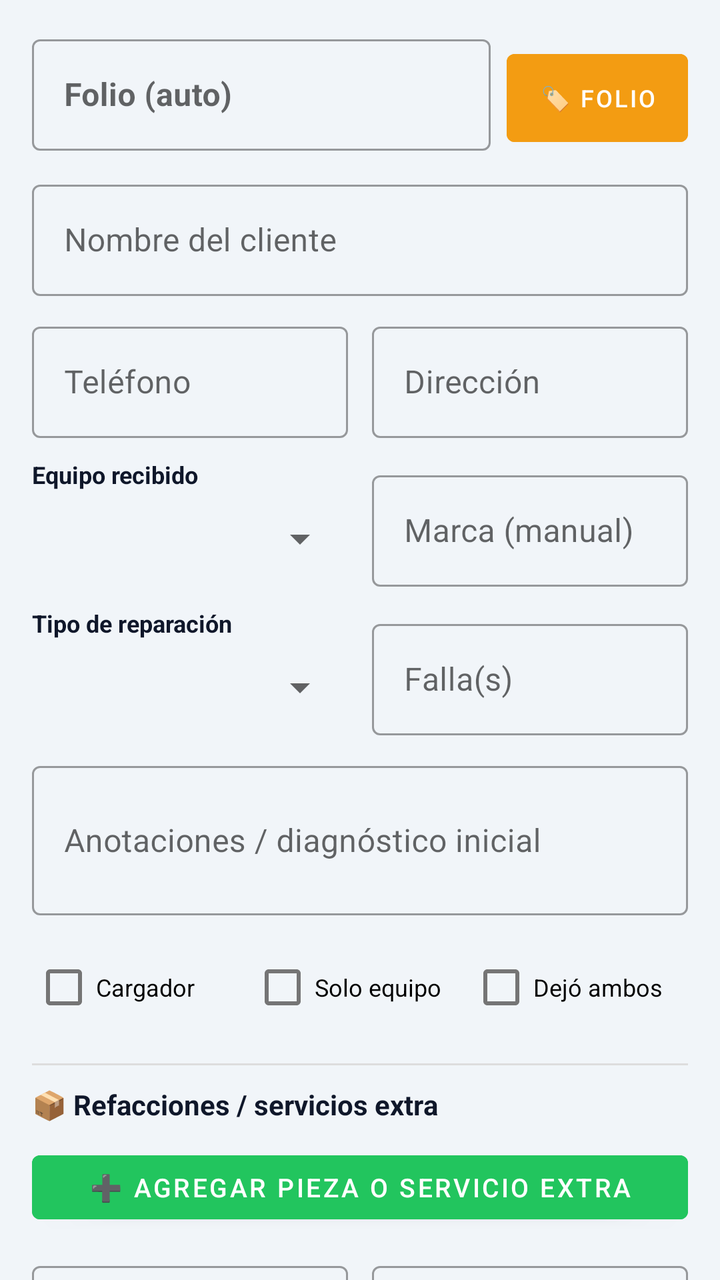
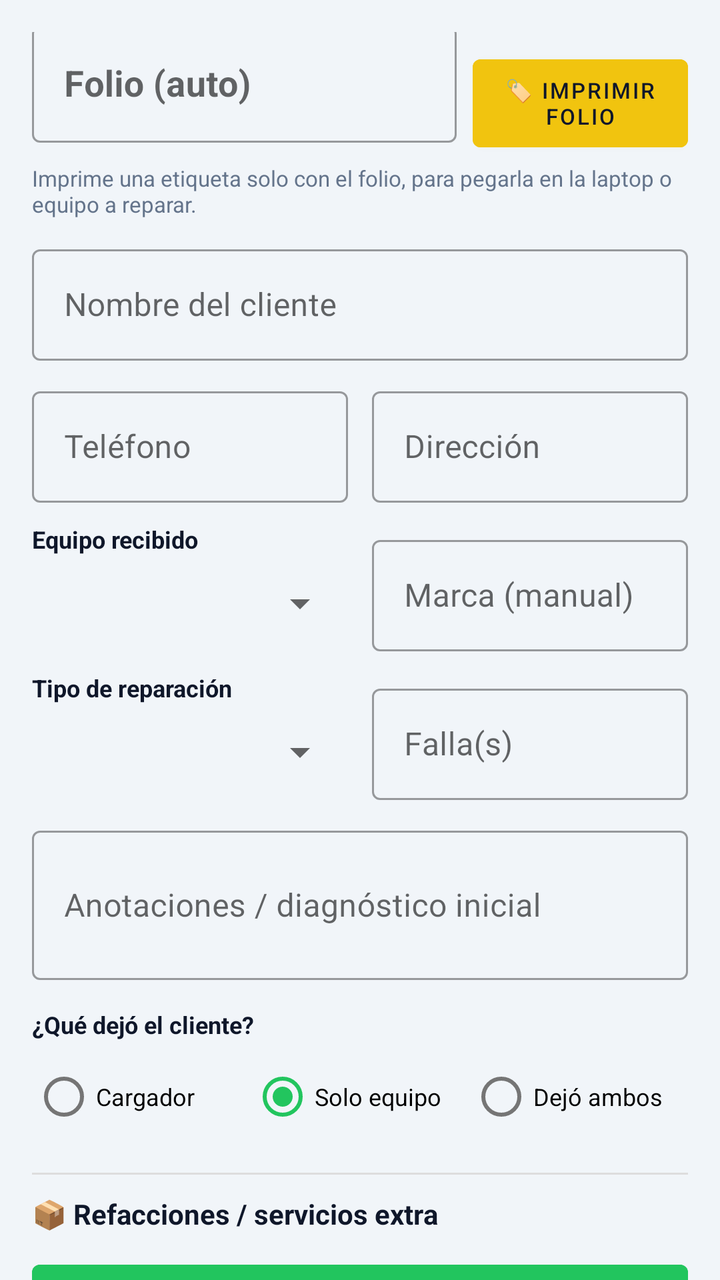

An Android layout rendered at two revisions. The XML below is the earlier revision; the diff shows what the commit changed to produce the second picture.
<!-- AndroidManifest.xml: application theme Theme.NotaRemision -->
<!-- res/layout/fragment_nuevo.xml -->
<?xml version="1.0" encoding="utf-8"?>
<androidx.core.widget.NestedScrollView xmlns:android="http://schemas.android.com/apk/res/android"
    xmlns:app="http://schemas.android.com/apk/res-auto"
    android:layout_width="match_parent"
    android:layout_height="match_parent"
    android:background="@color/gris_claro">

    <LinearLayout
        android:layout_width="match_parent"
        android:layout_height="wrap_content"
        android:orientation="vertical"
        android:padding="16dp">

        <TextView
            android:id="@+id/textAlerta"
            android:layout_width="match_parent"
            android:layout_height="wrap_content"
            android:layout_marginBottom="8dp"
            android:padding="10dp"
            android:textAlignment="center"
            android:visibility="gone" />

        
        <LinearLayout
            android:layout_width="match_parent"
            android:layout_height="wrap_content"
            android:orientation="horizontal"
            android:gravity="bottom">

            <com.google.android.material.textfield.TextInputLayout
                style="@style/Widget.MaterialComponents.TextInputLayout.OutlinedBox"
                android:layout_width="0dp"
                android:layout_height="wrap_content"
                android:layout_weight="1"
                android:hint="Folio (auto)">
                <com.google.android.material.textfield.TextInputEditText
                    android:id="@+id/inputFolio"
                    android:layout_width="match_parent"
                    android:layout_height="wrap_content"
                    android:focusable="false"
                    android:textStyle="bold"
                    android:textColor="#E67E22" />
            </com.google.android.material.textfield.TextInputLayout>

            <Button
                android:id="@+id/btnImprimirFolio"
                android:layout_width="wrap_content"
                android:layout_height="56dp"
                android:layout_marginStart="8dp"
                android:backgroundTint="#F39C12"
                android:text="🏷️ Folio"
                android:textSize="12sp" />
        </LinearLayout>

        <com.google.android.material.textfield.TextInputLayout
            style="@style/Widget.MaterialComponents.TextInputLayout.OutlinedBox"
            android:layout_width="match_parent"
            android:layout_height="wrap_content"
            android:layout_marginTop="10dp"
            android:hint="Nombre del cliente">
            <com.google.android.material.textfield.TextInputEditText
                android:id="@+id/inputCliente"
                android:layout_width="match_parent"
                android:layout_height="wrap_content" />
        </com.google.android.material.textfield.TextInputLayout>

        <LinearLayout
            android:layout_width="match_parent"
            android:layout_height="wrap_content"
            android:orientation="horizontal"
            android:layout_marginTop="10dp">

            <com.google.android.material.textfield.TextInputLayout
                style="@style/Widget.MaterialComponents.TextInputLayout.OutlinedBox"
                android:layout_width="0dp"
                android:layout_height="wrap_content"
                android:layout_weight="1"
                android:layout_marginEnd="6dp"
                android:hint="Teléfono">
                <com.google.android.material.textfield.TextInputEditText
                    android:id="@+id/inputTelefono"
                    android:layout_width="match_parent"
                    android:layout_height="wrap_content"
                    android:inputType="phone" />
            </com.google.android.material.textfield.TextInputLayout>

            <com.google.android.material.textfield.TextInputLayout
                style="@style/Widget.MaterialComponents.TextInputLayout.OutlinedBox"
                android:layout_width="0dp"
                android:layout_height="wrap_content"
                android:layout_weight="1"
                android:layout_marginStart="6dp"
                android:hint="Dirección">
                <com.google.android.material.textfield.TextInputEditText
                    android:id="@+id/inputDireccion"
                    android:layout_width="match_parent"
                    android:layout_height="wrap_content" />
            </com.google.android.material.textfield.TextInputLayout>
        </LinearLayout>

        <LinearLayout
            android:layout_width="match_parent"
            android:layout_height="wrap_content"
            android:orientation="horizontal"
            android:layout_marginTop="10dp">

            <LinearLayout
                android:layout_width="0dp"
                android:layout_height="wrap_content"
                android:layout_weight="1"
                android:layout_marginEnd="6dp"
                android:orientation="vertical">
                <TextView android:layout_width="wrap_content" android:layout_height="wrap_content"
                    android:text="Equipo recibido" android:textSize="12sp" android:textStyle="bold" android:textColor="@color/fondo" />
                <Spinner android:id="@+id/spinnerEquipo" android:layout_width="match_parent" android:layout_height="48dp" />
            </LinearLayout>

            <com.google.android.material.textfield.TextInputLayout
                style="@style/Widget.MaterialComponents.TextInputLayout.OutlinedBox"
                android:layout_width="0dp"
                android:layout_height="wrap_content"
                android:layout_weight="1"
                android:layout_marginStart="6dp"
                android:layout_gravity="bottom"
                android:hint="Marca (manual)">
                <com.google.android.material.textfield.TextInputEditText
                    android:id="@+id/inputMarca"
                    android:layout_width="match_parent"
                    android:layout_height="wrap_content" />
            </com.google.android.material.textfield.TextInputLayout>
        </LinearLayout>

        <LinearLayout
            android:layout_width="match_parent"
            android:layout_height="wrap_content"
            android:orientation="horizontal"
            android:layout_marginTop="10dp">

            <LinearLayout
                android:layout_width="0dp"
                android:layout_height="wrap_content"
                android:layout_weight="1"
                android:layout_marginEnd="6dp"
                android:orientation="vertical">
                <TextView android:layout_width="wrap_content" android:layout_height="wrap_content"
                    android:text="Tipo de reparación" android:textSize="12sp" android:textStyle="bold" android:textColor="@color/fondo" />
                <Spinner android:id="@+id/spinnerTipoServicio" android:layout_width="match_parent" android:layout_height="48dp" />
            </LinearLayout>

            <com.google.android.material.textfield.TextInputLayout
                style="@style/Widget.MaterialComponents.TextInputLayout.OutlinedBox"
                android:layout_width="0dp"
                android:layout_height="wrap_content"
                android:layout_weight="1"
                android:layout_marginStart="6dp"
                android:layout_gravity="bottom"
                android:hint="Falla(s)">
                <com.google.android.material.textfield.TextInputEditText
                    android:id="@+id/inputFallas"
                    android:layout_width="match_parent"
                    android:layout_height="wrap_content" />
            </com.google.android.material.textfield.TextInputLayout>
        </LinearLayout>

        <com.google.android.material.textfield.TextInputLayout
            style="@style/Widget.MaterialComponents.TextInputLayout.OutlinedBox"
            android:layout_width="match_parent"
            android:layout_height="wrap_content"
            android:layout_marginTop="10dp"
            android:hint="Anotaciones / diagnóstico inicial">
            <com.google.android.material.textfield.TextInputEditText
                android:id="@+id/inputAnotaciones"
                android:layout_width="match_parent"
                android:layout_height="wrap_content"
                android:inputType="textMultiLine"
                android:minLines="2" />
        </com.google.android.material.textfield.TextInputLayout>

        <LinearLayout
            android:layout_width="match_parent"
            android:layout_height="wrap_content"
            android:layout_marginTop="12dp"
            android:orientation="horizontal">

            <CheckBox android:id="@+id/checkCargador" android:layout_width="0dp" android:layout_weight="1" android:layout_height="wrap_content" android:text="Cargador" android:textSize="12sp" />
            <CheckBox android:id="@+id/checkSoloEquipo" android:layout_width="0dp" android:layout_weight="1" android:layout_height="wrap_content" android:text="Solo equipo" android:textSize="12sp" />
            <CheckBox android:id="@+id/checkAmbos" android:layout_width="0dp" android:layout_weight="1" android:layout_height="wrap_content" android:text="Dejó ambos" android:textSize="12sp" />
        </LinearLayout>

        
        <View android:layout_width="match_parent" android:layout_height="1dp" android:background="#DDDDDD" android:layout_marginTop="14dp" />
        <TextView
            android:layout_width="wrap_content"
            android:layout_height="wrap_content"
            android:layout_marginTop="10dp"
            android:text="📦 Refacciones / servicios extra"
            android:textColor="@color/fondo"
            android:textStyle="bold" />

        <LinearLayout
            android:id="@+id/contenedorRefacciones"
            android:layout_width="match_parent"
            android:layout_height="wrap_content"
            android:orientation="vertical"
            android:layout_marginTop="6dp" />

        <Button
            android:id="@+id/btnAgregarRefaccion"
            android:layout_width="match_parent"
            android:layout_height="44dp"
            android:layout_marginTop="4dp"
            android:backgroundTint="@color/acento"
            android:text="➕ Agregar pieza o servicio extra"
            android:textSize="13sp" />

        <LinearLayout
            android:layout_width="match_parent"
            android:layout_height="wrap_content"
            android:orientation="horizontal"
            android:layout_marginTop="12dp">

            <com.google.android.material.textfield.TextInputLayout
                style="@style/Widget.MaterialComponents.TextInputLayout.OutlinedBox"
                android:layout_width="0dp"
                android:layout_height="wrap_content"
                android:layout_weight="1"
                android:layout_marginEnd="6dp"
                android:hint="Anticipo ($)">
                <com.google.android.material.textfield.TextInputEditText
                    android:id="@+id/inputAnticipo"
                    android:layout_width="match_parent"
                    android:layout_height="wrap_content"
                    android:inputType="numberDecimal" />
            </com.google.android.material.textfield.TextInputLayout>

            <com.google.android.material.textfield.TextInputLayout
                style="@style/Widget.MaterialComponents.TextInputLayout.OutlinedBox"
                android:layout_width="0dp"
                android:layout_height="wrap_content"
                android:layout_weight="1"
                android:layout_marginStart="6dp"
                android:hint="Precio total final ($)">
                <com.google.android.material.textfield.TextInputEditText
                    android:id="@+id/inputPrecioTotal"
                    android:layout_width="match_parent"
                    android:layout_height="wrap_content"
                    android:inputType="numberDecimal"
                    android:textStyle="bold" />
            </com.google.android.material.textfield.TextInputLayout>
        </LinearLayout>

        <TextView
            android:id="@+id/textAyudaTotal"
            android:layout_width="match_parent"
            android:layout_height="wrap_content"
            android:text="El total se sugiere automáticamente (refacciones + anticipo), pero puedes editarlo libremente."
            android:textColor="@color/gris_texto"
            android:textSize="11sp" />

        
        <View android:layout_width="match_parent" android:layout_height="1dp" android:background="#DDDDDD" android:layout_marginTop="14dp" />
        <TextView
            android:layout_width="wrap_content"
            android:layout_height="wrap_content"
            android:layout_marginTop="10dp"
            android:text="📸 Fotos del equipo"
            android:textColor="@color/fondo"
            android:textStyle="bold" />

        <LinearLayout
            android:layout_width="match_parent"
            android:layout_height="wrap_content"
            android:orientation="horizontal"
            android:layout_marginTop="6dp">

            <Button
                android:id="@+id/btnTomarFoto"
                android:layout_width="0dp"
                android:layout_weight="1"
                android:layout_height="44dp"
                android:layout_marginEnd="6dp"
                android:backgroundTint="@color/primario"
                android:text="📷 Cámara"
                android:textSize="12sp" />

            <Button
                android:id="@+id/btnElegirGaleria"
                android:layout_width="0dp"
                android:layout_weight="1"
                android:layout_height="44dp"
                android:layout_marginStart="6dp"
                android:backgroundTint="@color/gris_texto"
                android:text="🖼️ Galería"
                android:textSize="12sp" />
        </LinearLayout>

        <HorizontalScrollView
            android:layout_width="match_parent"
            android:layout_height="wrap_content"
            android:layout_marginTop="8dp">
            <LinearLayout
                android:id="@+id/contenedorFotos"
                android:layout_width="wrap_content"
                android:layout_height="wrap_content"
                android:orientation="horizontal" />
        </HorizontalScrollView>

        
        <Button
            android:id="@+id/btnGuardar"
            android:layout_width="match_parent"
            android:layout_height="52dp"
            android:layout_marginTop="20dp"
            android:backgroundTint="@color/primario"
            android:text="📤 GUARDAR EN FIREBASE" />

        <Button
            android:id="@+id/btnVistaPrevia"
            android:layout_width="match_parent"
            android:layout_height="48dp"
            android:layout_marginTop="8dp"
            android:backgroundTint="#F39C12"
            android:text="👁️ VISTA PREVIA TICKET" />

        <Button
            android:id="@+id/btnImprimir"
            android:layout_width="match_parent"
            android:layout_height="48dp"
            android:layout_marginTop="8dp"
            android:layout_marginBottom="24dp"
            android:backgroundTint="@color/acento"
            android:text="🖨️ IMPRIMIR TICKET" />

    </LinearLayout>
</androidx.core.widget.NestedScrollView>
<!-- resources referenced by this layout -->
<resources>
  <color name="acento">#22C55E</color>
  <color name="fondo">#0F172A</color>
  <color name="gris_claro">#F1F5F9</color>
  <color name="gris_texto">#64748B</color>
  <color name="primario">#2563EB</color>
  <style name="Theme.NotaRemision" parent="Theme.MaterialComponents.DayNight.NoActionBar">
          <item name="colorPrimary">@color/primario</item>
          <item name="colorPrimaryDark">@color/primario_oscuro</item>
          <item name="colorAccent">@color/acento</item>
          <item name="android:windowBackground">@color/gris_claro</item>
      </style>
  <color name="primario_oscuro">#1E40AF</color>
</resources>

<!-- the commit's change to res/layout/fragment_nuevo.xml (unified diff, before → after) -->
@@ -39,7 +39,8 @@
                     android:layout_height="wrap_content"
                     android:focusable="false"
                     android:textStyle="bold"
-                    android:textColor="#E67E22" />
+                    android:textSize="18sp"
+                    android:textColor="#F1C40F" />
             </com.google.android.material.textfield.TextInputLayout>
 
             <Button
@@ -47,10 +48,20 @@
                 android:layout_width="wrap_content"
                 android:layout_height="56dp"
                 android:layout_marginStart="8dp"
-                android:backgroundTint="#F39C12"
-                android:text="🏷️ Folio"
-                android:textSize="12sp" />
-        </LinearLayout>
+                android:backgroundTint="#F1C40F"
+                android:text="🏷️ Imprimir\nfolio"
+                android:textColor="@color/fondo"
+                android:textSize="11sp" />
+
+        </LinearLayout>
+
+        <TextView
+            android:layout_width="match_parent"
+            android:layout_height="wrap_content"
+            android:layout_marginTop="2dp"
+            android:text="Imprime una etiqueta solo con el folio, para pegarla en la laptop o equipo a reparar."
+            android:textColor="@color/gris_texto"
+            android:textSize="11sp" />
 
         <com.google.android.material.textfield.TextInputLayout
             style="@style/Widget.MaterialComponents.TextInputLayout.OutlinedBox"
@@ -176,16 +187,26 @@
                 android:minLines="2" />
         </com.google.android.material.textfield.TextInputLayout>
 
-        <LinearLayout
-            android:layout_width="match_parent"
-            android:layout_height="wrap_content"
-            android:layout_marginTop="12dp"
+        <TextView
+            android:layout_width="wrap_content"
+            android:layout_height="wrap_content"
+            android:layout_marginTop="14dp"
+            android:text="¿Qué dejó el cliente?"
+            android:textColor="@color/fondo"
+            android:textSize="12sp"
+            android:textStyle="bold" />
+
+        <RadioGroup
+            android:id="@+id/radioGroupEntrega"
+            android:layout_width="match_parent"
+            android:layout_height="wrap_content"
+            android:layout_marginTop="4dp"
             android:orientation="horizontal">
 
-            <CheckBox android:id="@+id/checkCargador" android:layout_width="0dp" android:layout_weight="1" android:layout_height="wrap_content" android:text="Cargador" android:textSize="12sp" />
-            <CheckBox android:id="@+id/checkSoloEquipo" android:layout_width="0dp" android:layout_weight="1" android:layout_height="wrap_content" android:text="Solo equipo" android:textSize="12sp" />
-            <CheckBox android:id="@+id/checkAmbos" android:layout_width="0dp" android:layout_weight="1" android:layout_height="wrap_content" android:text="Dejó ambos" android:textSize="12sp" />
-        </LinearLayout>
+            <RadioButton android:id="@+id/radioCargador" android:layout_width="0dp" android:layout_weight="1" android:layout_height="wrap_content" android:text="Cargador" android:textSize="12sp" />
+            <RadioButton android:id="@+id/radioSoloEquipo" android:layout_width="0dp" android:layout_weight="1" android:layout_height="wrap_content" android:text="Solo equipo" android:textSize="12sp" android:checked="true" />
+            <RadioButton android:id="@+id/radioAmbos" android:layout_width="0dp" android:layout_weight="1" android:layout_height="wrap_content" android:text="Dejó ambos" android:textSize="12sp" />
+        </RadioGroup>
 
         
         <View android:layout_width="match_parent" android:layout_height="1dp" android:background="#DDDDDD" android:layout_marginTop="14dp" />
@@ -213,19 +234,32 @@
             android:text="➕ Agregar pieza o servicio extra"
             android:textSize="13sp" />
 
-        <LinearLayout
-            android:layout_width="match_parent"
-            android:layout_height="wrap_content"
-            android:orientation="horizontal"
-            android:layout_marginTop="12dp">
-
-            <com.google.android.material.textfield.TextInputLayout
-                style="@style/Widget.MaterialComponents.TextInputLayout.OutlinedBox"
-                android:layout_width="0dp"
-                android:layout_height="wrap_content"
-                android:layout_weight="1"
-                android:layout_marginEnd="6dp"
-                android:hint="Anticipo ($)">
+        <com.google.android.material.textfield.TextInputLayout
+            style="@style/Widget.MaterialComponents.TextInputLayout.OutlinedBox"
+            android:layout_width="match_parent"
+            android:layout_height="wrap_content"
+            android:layout_marginTop="14dp"
+            android:hint="Costo inicial / cotización ($)">
+            <com.google.android.material.textfield.TextInputEditText
+                android:id="@+id/inputCostoInicial"
+                android:layout_width="match_parent"
+                android:layout_height="wrap_content"
+                android:inputType="numberDecimal" />
+        </com.google.android.material.textfield.TextInputLayout>
+
+        <LinearLayout
+            android:layout_width="match_parent"
+            android:layout_height="wrap_content"
+            android:orientation="horizontal"
+            android:layout_marginTop="10dp">
+
+            <com.google.android.material.textfield.TextInputLayout
+                style="@style/Widget.MaterialComponents.TextInputLayout.OutlinedBox"
+                android:layout_width="0dp"
+                android:layout_height="wrap_content"
+                android:layout_weight="1"
+                android:layout_marginEnd="6dp"
+                android:hint="Anticipo ($, puede ser 0)">
                 <com.google.android.material.textfield.TextInputEditText
                     android:id="@+id/inputAnticipo"
                     android:layout_width="match_parent"
@@ -239,7 +273,7 @@
                 android:layout_height="wrap_content"
                 android:layout_weight="1"
                 android:layout_marginStart="6dp"
-                android:hint="Precio total final ($)">
+                android:hint="Costo final ($)">
                 <com.google.android.material.textfield.TextInputEditText
                     android:id="@+id/inputPrecioTotal"
                     android:layout_width="match_parent"
@@ -250,10 +284,23 @@
         </LinearLayout>
 
         <TextView
+            android:id="@+id/textSaldoPendiente"
+            android:layout_width="match_parent"
+            android:layout_height="wrap_content"
+            android:layout_marginTop="8dp"
+            android:background="#FEF3C7"
+            android:padding="10dp"
+            android:text="Resta por pagar: $0.00"
+            android:textColor="#92400E"
+            android:textSize="15sp"
+            android:textStyle="bold" />
+
+        <TextView
             android:id="@+id/textAyudaTotal"
             android:layout_width="match_parent"
             android:layout_height="wrap_content"
-            android:text="El total se sugiere automáticamente (refacciones + anticipo), pero puedes editarlo libremente."
+            android:layout_marginTop="6dp"
+            android:text="El costo final se sugiere automáticamente (costo inicial + piezas agregadas), pero puedes editarlo. El anticipo puede quedar en $0 si el cliente no dejó nada."
             android:textColor="@color/gris_texto"
             android:textSize="11sp" />
 
